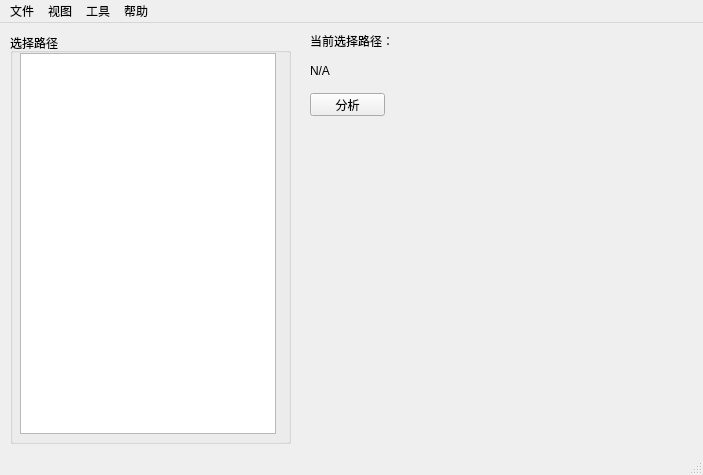
This is mainwindow.ui in Pichuworks/Codename-Axis as Qt 5 draws it before an edit. The edited form follows.
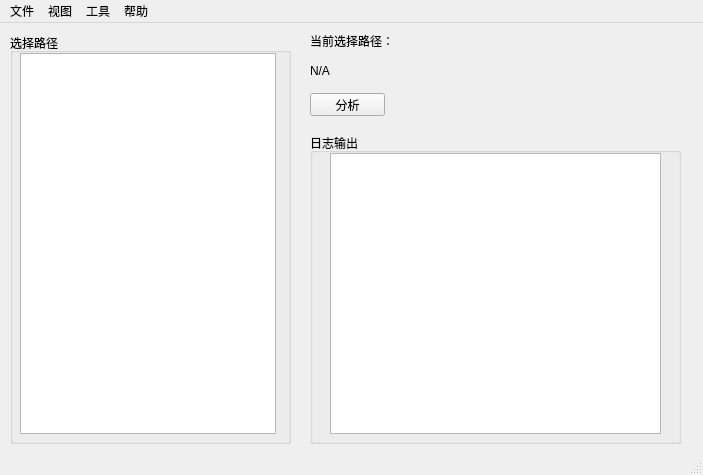
This is the edited form.

Diff of the .ui file:
```diff
--- a/mainwindow.ui
+++ b/mainwindow.ui
@@ -42,7 +42,7 @@
      <rect>
       <x>310</x>
       <y>10</y>
-      <width>81</width>
+      <width>91</width>
       <height>16</height>
      </rect>
     </property>
@@ -76,6 +76,29 @@
      <string>分析</string>
     </property>
    </widget>
+   <widget class="QGroupBox" name="groupBoxLog">
+    <property name="geometry">
+     <rect>
+      <x>310</x>
+      <y>110</y>
+      <width>371</width>
+      <height>311</height>
+     </rect>
+    </property>
+    <property name="title">
+     <string>日志输出</string>
+    </property>
+    <widget class="QTextBrowser" name="textBrowserLog">
+     <property name="geometry">
+      <rect>
+       <x>20</x>
+       <y>20</y>
+       <width>331</width>
+       <height>281</height>
+      </rect>
+     </property>
+    </widget>
+   </widget>
   </widget>
   <widget class="QMenuBar" name="menuBar">
    <property name="geometry">
```
